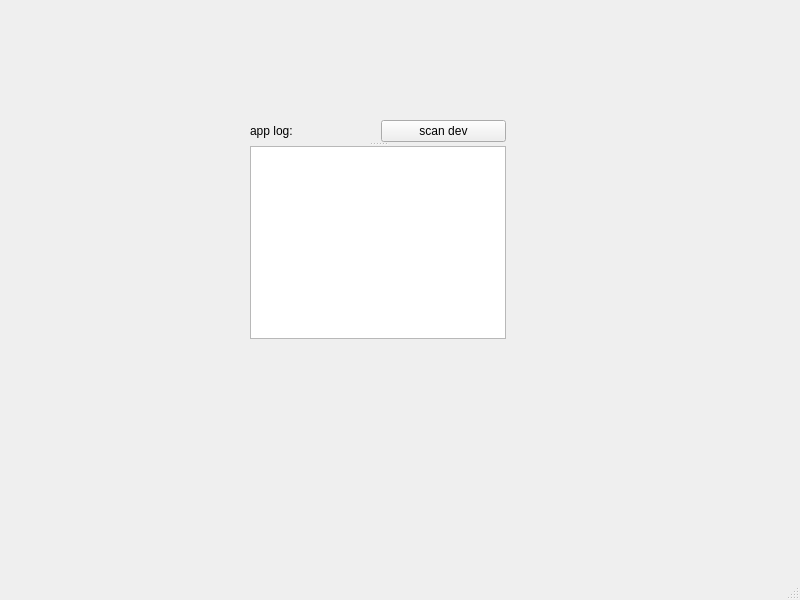
Before: the Qt Designer form mainwindow.ui in kolgx/CanUsbClient_Qt, drawn with Qt 5.
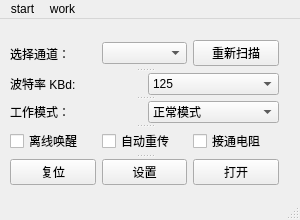
After: the same form once the commit is applied.

What changed in the file:
```diff
--- a/mainwindow.ui
+++ b/mainwindow.ui
@@ -6,10 +6,22 @@
    <rect>
     <x>0</x>
     <y>0</y>
-    <width>800</width>
-    <height>600</height>
+    <width>300</width>
+    <height>220</height>
    </rect>
   </property>
+  <property name="minimumSize">
+   <size>
+    <width>300</width>
+    <height>220</height>
+   </size>
+  </property>
+  <property name="maximumSize">
+   <size>
+    <width>600</width>
+    <height>440</height>
+   </size>
+  </property>
   <property name="windowTitle">
    <string>MainWindow</string>
   </property>
@@ -17,10 +29,10 @@
    <widget class="QSplitter" name="splitter">
     <property name="geometry">
      <rect>
-      <x>250</x>
-      <y>120</y>
-      <width>256</width>
-      <height>219</height>
+      <x>10</x>
+      <y>20</y>
+      <width>269</width>
+      <height>148</height>
      </rect>
     </property>
     <property name="orientation">
@@ -29,22 +41,217 @@
     <widget class="QWidget" name="">
      <layout class="QHBoxLayout" name="horizontalLayout">
       <item>
+       <widget class="QLabel" name="label_3">
+        <property name="text">
+         <string>选择通道：</string>
+        </property>
+       </widget>
+      </item>
+      <item>
+       <widget class="QComboBox" name="mw_comboBox_channel"/>
+      </item>
+      <item>
+       <widget class="QPushButton" name="mw_pushButton_scan">
+        <property name="text">
+         <string>重新扫描</string>
+        </property>
+       </widget>
+      </item>
+     </layout>
+    </widget>
+    <widget class="QWidget" name="">
+     <layout class="QHBoxLayout" name="horizontalLayout_2">
+      <item>
        <widget class="QLabel" name="label">
         <property name="text">
-         <string>app log:</string>
+         <string>波特率 KBd:</string>
         </property>
        </widget>
       </item>
       <item>
-       <widget class="QPushButton" name="pushButton">
+       <widget class="QComboBox" name="mw_comboBox_baudrate">
+        <property name="currentIndex">
+         <number>10</number>
+        </property>
+        <item>
+         <property name="text">
+          <string>1000</string>
+         </property>
+        </item>
+        <item>
+         <property name="text">
+          <string>900</string>
+         </property>
+        </item>
+        <item>
+         <property name="text">
+          <string>800</string>
+         </property>
+        </item>
+        <item>
+         <property name="text">
+          <string>666</string>
+         </property>
+        </item>
+        <item>
+         <property name="text">
+          <string>600</string>
+         </property>
+        </item>
+        <item>
+         <property name="text">
+          <string>500</string>
+         </property>
+        </item>
+        <item>
+         <property name="text">
+          <string>400</string>
+         </property>
+        </item>
+        <item>
+         <property name="text">
+          <string>300</string>
+         </property>
+        </item>
+        <item>
+         <property name="text">
+          <string>250</string>
+         </property>
+        </item>
+        <item>
+         <property name="text">
+          <string>200</string>
+         </property>
+        </item>
+        <item>
+         <property name="text">
+          <string>125</string>
+         </property>
+        </item>
+        <item>
+         <property name="text">
+          <string>100</string>
+         </property>
+        </item>
+        <item>
+         <property name="text">
+          <string>80</string>
+         </property>
+        </item>
+        <item>
+         <property name="text">
+          <string>50</string>
+         </property>
+        </item>
+        <item>
+         <property name="text">
+          <string>40</string>
+         </property>
+        </item>
+        <item>
+         <property name="text">
+          <string>20</string>
+         </property>
+        </item>
+        <item>
+         <property name="text">
+          <string>10</string>
+         </property>
+        </item>
+        <item>
+         <property name="text">
+          <string>5</string>
+         </property>
+        </item>
+       </widget>
+      </item>
+     </layout>
+    </widget>
+    <widget class="QWidget" name="">
+     <layout class="QHBoxLayout" name="horizontalLayout_3">
+      <item>
+       <widget class="QLabel" name="label_2">
         <property name="text">
-         <string>scan dev</string>
+         <string>工作模式：</string>
         </property>
        </widget>
       </item>
+      <item>
+       <widget class="QComboBox" name="mw_comboBox_workmodel">
+        <item>
+         <property name="text">
+          <string>正常模式</string>
+         </property>
+        </item>
+        <item>
+         <property name="text">
+          <string>回环模式</string>
+         </property>
+        </item>
+        <item>
+         <property name="text">
+          <string>静默模式</string>
+         </property>
+        </item>
+        <item>
+         <property name="text">
+          <string>静默回环模式</string>
+         </property>
+        </item>
+       </widget>
+      </item>
      </layout>
     </widget>
-    <widget class="QTextEdit" name="textEdit"/>
+    <widget class="QWidget" name="">
+     <layout class="QHBoxLayout" name="horizontalLayout_4">
+      <item>
+       <widget class="QCheckBox" name="mw_checkBox_offlinewakeup">
+        <property name="text">
+         <string>离线唤醒</string>
+        </property>
+       </widget>
+      </item>
+      <item>
+       <widget class="QCheckBox" name="mw_checkBox_autoresand">
+        <property name="text">
+         <string>自动重传</string>
+        </property>
+       </widget>
+      </item>
+      <item>
+       <widget class="QCheckBox" name="mw_checkBox_onresistance">
+        <property name="text">
+         <string>接通电阻</string>
+        </property>
+       </widget>
+      </item>
+     </layout>
+    </widget>
+    <widget class="QWidget" name="">
+     <layout class="QHBoxLayout" name="horizontalLayout_5">
+      <item>
+       <widget class="QPushButton" name="mw_pushButton_reset">
+        <property name="text">
+         <string>复位</string>
+        </property>
+       </widget>
+      </item>
+      <item>
+       <widget class="QPushButton" name="mw_pushButton_set">
+        <property name="text">
+         <string>设置</string>
+        </property>
+       </widget>
+      </item>
+      <item>
+       <widget class="QPushButton" name="mw_pushButton_open">
+        <property name="text">
+         <string>打开</string>
+        </property>
+       </widget>
+      </item>
+     </layout>
+    </widget>
    </widget>
   </widget>
   <widget class="QMenuBar" name="menubar">
@@ -52,10 +259,22 @@
     <rect>
      <x>0</x>
      <y>0</y>
-     <width>800</width>
+     <width>300</width>
      <height>27</height>
     </rect>
    </property>
+   <widget class="QMenu" name="menustart">
+    <property name="title">
+     <string>start</string>
+    </property>
+   </widget>
+   <widget class="QMenu" name="menuwork">
+    <property name="title">
+     <string>work</string>
+    </property>
+   </widget>
+   <addaction name="menustart"/>
+   <addaction name="menuwork"/>
   </widget>
   <widget class="QStatusBar" name="statusbar"/>
  </widget>
```
Left out of the diff: 2 changed lines with no effect on the pictures.
